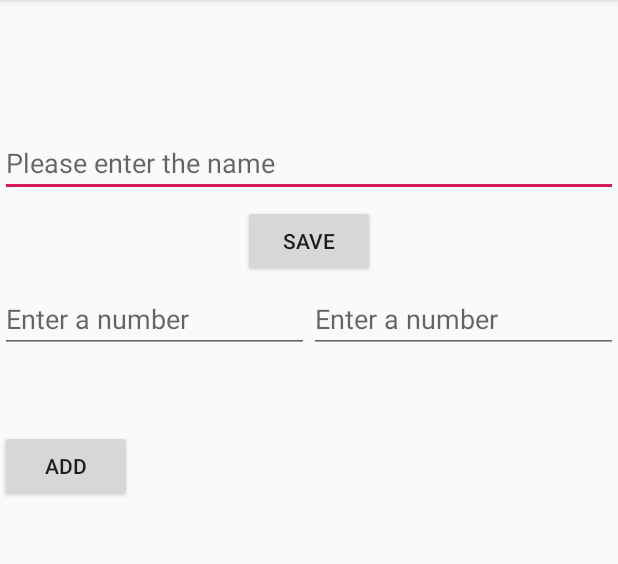
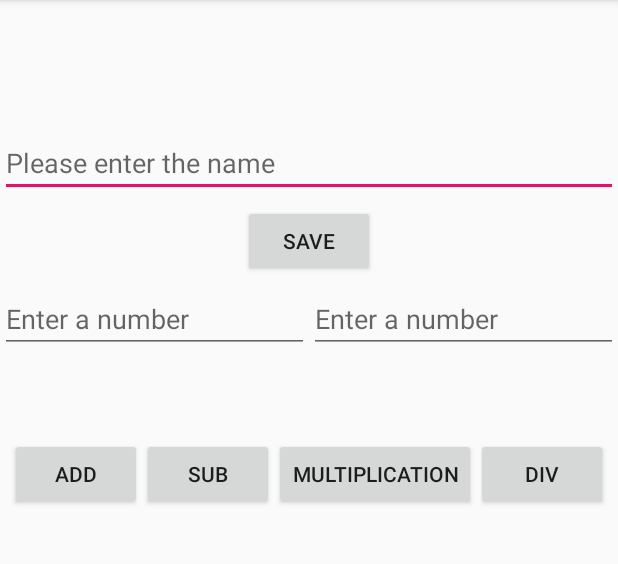
Before and after one commit to robelseyoum/calculater_Java_Kotlin, an Android app: the screen it shows after launch (MainJavaActivity), on a phone screen of 412 x 824 dp, the part 84-648 px from its top. Run offline under Robolectric (Android 15) with nearby library versions, the phone set to English and light mode, and no system bars.

Commit message:
Implemented division, multiplaction, subtraction functionality

```diff
--- a/app/src/main/res/layout/activity_main.xml
+++ b/app/src/main/res/layout/activity_main.xml
@@ -96,13 +96,58 @@
             android:layout_marginTop="@dimen/home_margin_top"
     />
 
-    <Button
+    <LinearLayout
             android:layout_width="wrap_content"
             android:layout_height="wrap_content"
+            android:weightSum="100"
             android:layout_marginTop="@dimen/home_margin_top"
-            android:id="@+id/btn_add"
-            android:text="Add"
-    />
+            android:layout_gravity="center_horizontal"
+    >
+
+        <Button
+                android:layout_width="wrap_content"
+                android:layout_height="wrap_content"
+                android:layout_marginTop="@dimen/home_margin_top"
+                android:id="@+id/btn_add"
+                android:text="Add"
+                android:layout_weight="25"
+
+
+        />
+
+        <Button
+                android:layout_width="wrap_content"
+                android:layout_height="wrap_content"
+                android:layout_marginTop="@dimen/home_margin_top"
+                android:id="@+id/btn_sub"
+                android:text="Sub"
+                android:layout_weight="25"
+
+        />
+
+        <Button
+                android:layout_width="wrap_content"
+                android:layout_height="wrap_content"
+                android:layout_marginTop="@dimen/home_margin_top"
+                android:id="@+id/btn_mult"
+                android:text="Multiplication"
+                android:layout_weight="25"
+
+        />
+
+        <Button
+                android:layout_width="wrap_content"
+                android:layout_height="wrap_content"
+                android:layout_marginTop="@dimen/home_margin_top"
+                android:id="@+id/btn_div"
+                android:text="Div"
+                android:layout_weight="25"
+        />
+
+
+    </LinearLayout>
+
+
 
 
 </LinearLayout>
```
Also changed, not shown: app/src/main/java/com/robelseyoum3/calculator/MainActivity.kt (+0 -10 lines), app/src/main/java/com/robelseyoum3/calculator/MainJavaActivity.java (+64 -0 lines).
